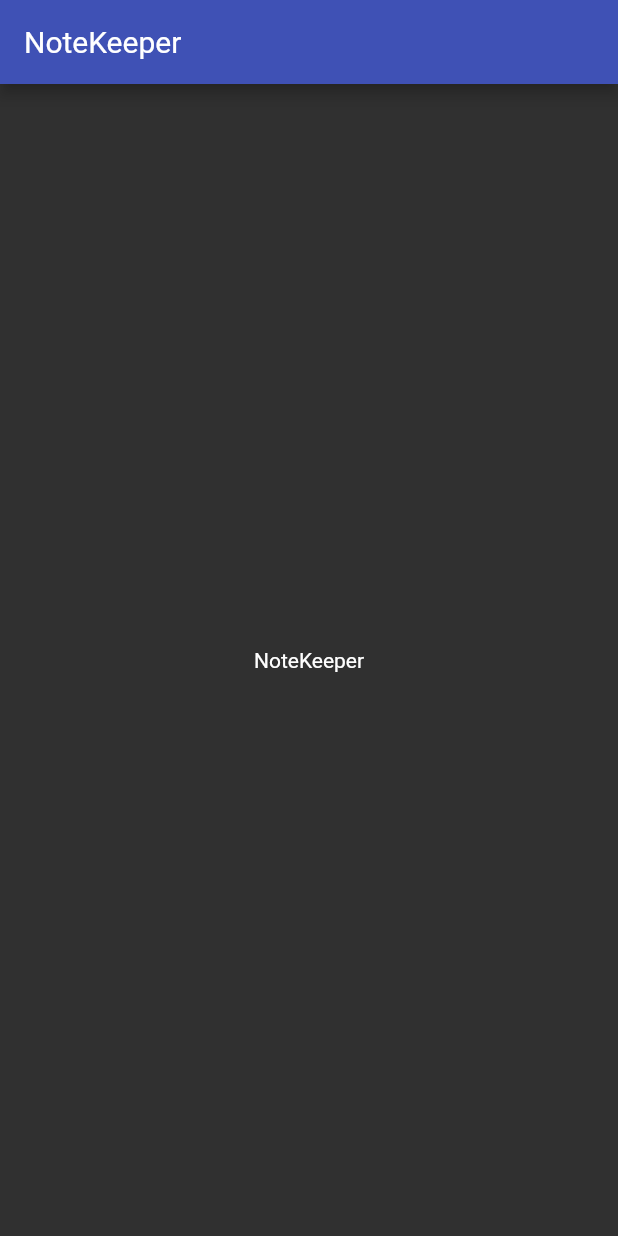
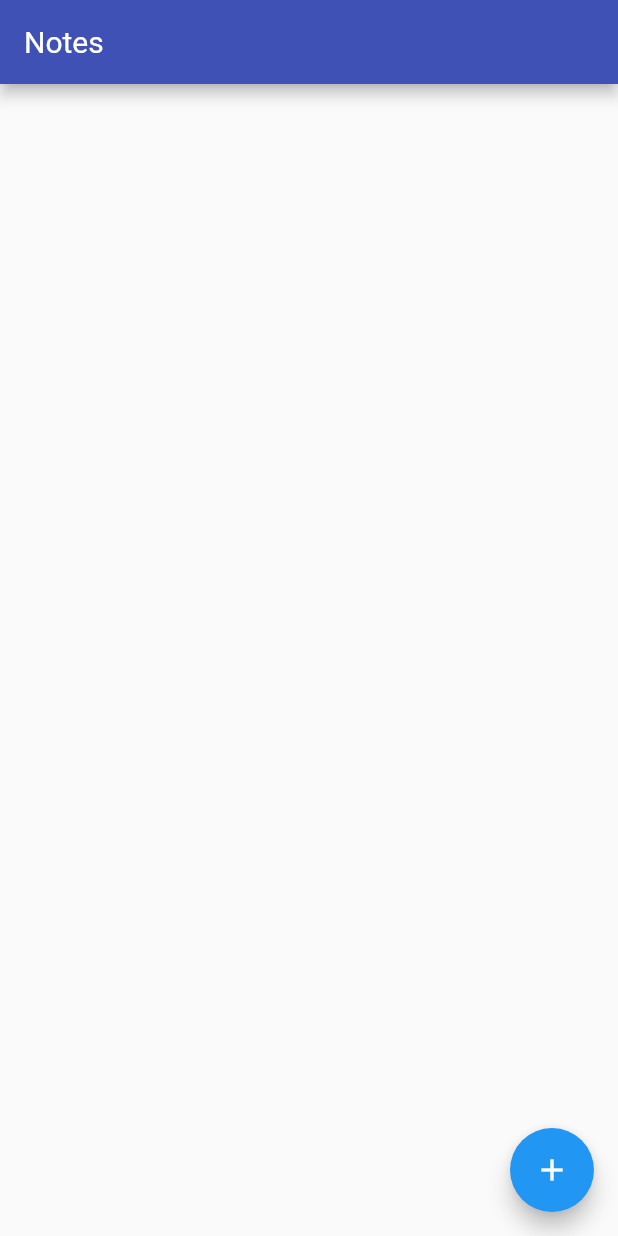
Before and after one commit to kurjakrichard/smartheard, a Flutter app: the screen it shows after launch, on a phone screen of 412 x 824 dp. Run offline on Flutter 3.47's test engine with Material 2 defaults, Android fonts, the phone set to English and light mode, and no system bars.

Commit message:
NoteList project 1

```diff
--- a/lib/main.dart
+++ b/lib/main.dart
@@ -1,10 +1,11 @@
 import 'package:flutter/material.dart';
-import 'screens/home.dart';
+/*import 'screens/home.dart';
 import 'screens/home2.dart';
 import 'screens/home3.dart';
 import 'screens/home4.dart';
-import 'screens/home5.dart';
-import 'screens/home6.dart';
+import 'screens/home5.dart';*/
+import 'screens/note_list.dart';
+import 'screens/home3.dart';
 
 void main() {
   runApp(MyApp());
@@ -17,11 +18,11 @@ class MyApp extends StatelessWidget {
         debugShowCheckedModeBanner: false,
         title: 'Exporing UI widgets',
         theme: ThemeData(
-            brightness: Brightness.dark,
+            brightness: Brightness.light,
             elevatedButtonTheme: ElevatedButtonThemeData(
                 style: ElevatedButton.styleFrom(
                     primary: Colors.indigo, onPrimary: Colors.white)),
             appBarTheme: const AppBarTheme(color: Colors.indigo)),
-        home: Home6());
+        home: NoteList());
   }
 }
--- a/lib/screens/home6.dart
+++ /dev/null
@@ -1,22 +0,0 @@
-import 'package:flutter/material.dart';
-
-class Home6 extends StatefulWidget {
-  @override
-  State<StatefulWidget> createState() {
-    return _Home6State();
-  }
-}
-
-class _Home6State extends State<Home6> {
-  @override
-  Widget build(BuildContext context) {
-    return Scaffold(
-      appBar: AppBar(
-        title: const Text('NoteKeeper'),
-      ),
-      body: const Center(
-        child: Text('NoteKeeper'),
-      ),
-    );
-  }
-}
--- /dev/null
+++ b/lib/screens/note_list.dart
@@ -0,0 +1,62 @@
+import 'package:flutter/material.dart';
+
+class NoteList extends StatefulWidget {
+  const NoteList({Key? key}) : super(key: key);
+  final String title = 'Notes';
+
+  @override
+  State<StatefulWidget> createState() {
+    return _NoteListState();
+  }
+}
+
+class _NoteListState extends State<NoteList> {
+  int count = 0;
+
+  @override
+  Widget build(BuildContext context) {
+    return Scaffold(
+      appBar: AppBar(
+        title: Text(widget.title),
+      ),
+      body: getNoteListView(context),
+      floatingActionButton: FloatingActionButton(
+        onPressed: () {
+          debugPrint('FAB clicked');
+        },
+        tooltip: 'Add note',
+        child: const Icon(Icons.add),
+      ),
+    );
+  }
+
+  ListView getNoteListView(BuildContext context) {
+    TextStyle titleStyle = Theme.of(context).textTheme.subtitle1!;
+
+    return ListView.builder(
+        itemCount: count,
+        itemBuilder: (BuildContext context, int position) {
+          return Card(
+            color: Colors.white,
+            elevation: 2.0,
+            child: ListTile(
+              leading: const CircleAvatar(
+                backgroundColor: Colors.yellow,
+                child: Icon(Icons.keyboard_arrow_right),
+              ),
+              title: Text(
+                'Dummy Title',
+                style: titleStyle,
+              ),
+              trailing: const Icon(
+                Icons.delete,
+                color: Colors.grey,
+              ),
+              onTap: () {
+                debugPrint("ListTile clicked");
+              },
+            ),
+          );
+        });
+  }
+}
```
Also changed, not shown: lib/screens/note_detail.dart (added, +25 -0 lines).
